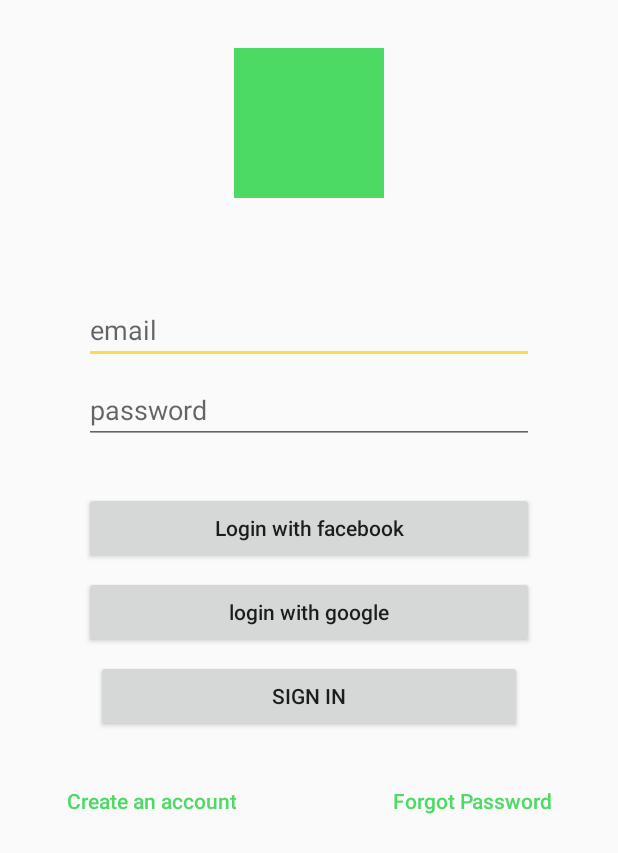
After one commit to arifinfrds/Android-CaTo, an Android app: the layout activity_sign_in.xml on its own in the app's theme, with its tools: preview values and no code run, on a phone screen of 412 x 824 dp. The commit adds this screen. Shown: the top 853 px of the screen. Run offline under Robolectric (Android 15) with nearby library versions, the light colour scheme and no system bars.

Commit message:
selesai fondasi sign in screen

```diff
--- a/app/build.gradle
+++ b/app/build.gradle
@@ -29,8 +29,8 @@ dependencies {
     compile 'com.android.support:design:25.3.0'
     compile 'com.android.support.constraint:constraint-layout:1.0.0-beta2'
     compile 'com.google.android.gms:play-services-maps:10.2.1'
+    compile 'com.google.android.gms:play-services-location:10.2.1'
     testCompile 'junit:junit:4.12'
-    compile 'com.google.android.gms:play-services-location:10.2.1'
 }
 
 apply plugin: 'com.google.gms.google-services'
--- a/app/src/main/AndroidManifest.xml
+++ b/app/src/main/AndroidManifest.xml
@@ -32,12 +32,6 @@
             android:label="@string/app_name"
             android:theme="@style/AppTheme.NoActionBar">
 
-            <intent-filter>
-                <action android:name="android.intent.action.MAIN" />
-
-                <category android:name="android.intent.category.LAUNCHER" />
-            </intent-filter>
-
         </activity>
         <!--
              The API key for Google Maps-based APIs is defined as a string resource.
@@ -51,6 +45,18 @@
             android:name="com.google.android.geo.API_KEY"
             android:value="@string/google_maps_key" />
 
+        <activity
+            android:name=".SignInActivity"
+            android:label="@string/title_activity_sign_in"
+            android:theme="@style/AppTheme.NoActionBar">
+
+            <intent-filter>
+                <action android:name="android.intent.action.MAIN" />
+
+                <category android:name="android.intent.category.LAUNCHER" />
+            </intent-filter>
+
+        </activity>
     </application>
 
 </manifest>
--- /dev/null
+++ b/app/src/main/java/com/example/arifinfirdaus/cato/SignInActivity.java
@@ -0,0 +1,69 @@
+package com.example.arifinfirdaus.cato;
+
+import android.os.Bundle;
+import android.support.v7.app.AppCompatActivity;
+import android.view.View;
+import android.widget.Button;
+import android.widget.EditText;
+import android.widget.Toast;
+
+
+public class SignInActivity extends AppCompatActivity implements View.OnClickListener {
+
+    private EditText etEmail;
+    private EditText etPassword;
+
+    private Button btnLoginFacebook;
+    private Button btnLoginGoogle;
+    private Button btnSignIn;
+
+    private Button btnCreateAccount;
+    private Button btnForgotPassword;
+
+    @Override
+    protected void onCreate(Bundle savedInstanceState) {
+        super.onCreate(savedInstanceState);
+        setContentView(R.layout.activity_sign_in);
+
+        etEmail = (EditText) findViewById(R.id.et_email);
+        etPassword = (EditText) findViewById(R.id.et_passowrd);
+
+        btnLoginFacebook = (Button) findViewById(R.id.btn_login_facebook);
+        btnLoginGoogle = (Button) findViewById(R.id.btn_login_google);
+        btnSignIn = (Button) findViewById(R.id.btn_sign_in);
+
+        btnCreateAccount = (Button) findViewById(R.id.btn_create_account);
+        btnForgotPassword = (Button) findViewById(R.id.btn_forgot_password);
+
+        btnLoginFacebook.setOnClickListener(this);
+        btnLoginGoogle.setOnClickListener(this);
+        btnSignIn.setOnClickListener(this);
+        btnCreateAccount.setOnClickListener(this);
+        btnForgotPassword.setOnClickListener(this);
+
+    }
+
+    // click view
+    @Override
+    public void onClick(View v) {
+        switch (v.getId()) {
+            case R.id.btn_login_facebook:
+                Toast.makeText(this, "btn_login_facebook", Toast.LENGTH_SHORT).show();
+                break;
+            case R.id.btn_login_google:
+                Toast.makeText(this, "btn_login_google", Toast.LENGTH_SHORT).show();
+                break;
+            case R.id.btn_sign_in:
+                Toast.makeText(this, "btn_sign_in", Toast.LENGTH_SHORT).show();
+                break;
+            case R.id.btn_create_account:
+                Toast.makeText(this, "btn_create_account", Toast.LENGTH_SHORT).show();
+                break;
+            case R.id.btn_forgot_password:
+                Toast.makeText(this, "btn_forgot_password", Toast.LENGTH_SHORT).show();
+                break;
+            default:
+                break;
+        }
+    }
+}
--- /dev/null
+++ b/app/src/main/res/layout/activity_sign_in.xml
@@ -0,0 +1,18 @@
+<?xml version="1.0" encoding="utf-8"?>
+<android.support.design.widget.CoordinatorLayout xmlns:android="http://schemas.android.com/apk/res/android"
+    xmlns:app="http://schemas.android.com/apk/res-auto"
+    xmlns:tools="http://schemas.android.com/tools"
+    android:layout_width="match_parent"
+    android:layout_height="match_parent"
+    tools:context="com.example.arifinfirdaus.cato.SignInActivity">
+
+    <android.support.design.widget.AppBarLayout
+        android:layout_width="match_parent"
+        android:layout_height="wrap_content"
+        android:theme="@style/AppTheme.AppBarOverlay">
+
+    </android.support.design.widget.AppBarLayout>
+
+    <include layout="@layout/content_sign_in" />
+
+</android.support.design.widget.CoordinatorLayout>
--- /dev/null
+++ b/app/src/main/res/layout/content_sign_in.xml
@@ -0,0 +1,138 @@
+<?xml version="1.0" encoding="utf-8"?>
+<android.support.constraint.ConstraintLayout xmlns:android="http://schemas.android.com/apk/res/android"
+    xmlns:app="http://schemas.android.com/apk/res-auto"
+    xmlns:tools="http://schemas.android.com/tools"
+    android:layout_width="match_parent"
+    android:layout_height="match_parent"
+    android:layout_marginLeft="16dp"
+    android:layout_marginRight="16dp"
+    app:layout_behavior="@string/appbar_scrolling_view_behavior"
+    tools:context="com.example.arifinfirdaus.cato.SignInActivity"
+    tools:showIn="@layout/activity_sign_in">
+
+
+    <ImageView
+        android:id="@+id/imageView2"
+        android:layout_width="100dp"
+        android:layout_height="100dp"
+        android:layout_marginEnd="32dp"
+        android:layout_marginLeft="32dp"
+        android:layout_marginRight="32dp"
+        android:layout_marginStart="32dp"
+        android:layout_marginTop="32dp"
+        android:background="@color/colorPrimary"
+        app:layout_constraintLeft_toLeftOf="parent"
+        app:layout_constraintRight_toRightOf="parent"
+        app:layout_constraintTop_toTopOf="parent" />
+
+
+    <EditText
+        android:id="@+id/et_email"
+        android:layout_width="0dp"
+        android:layout_height="wrap_content"
+        android:layout_marginEnd="@dimen/sign_in_compomponents_margin_content"
+        android:layout_marginLeft="@dimen/sign_in_compomponents_margin_content"
+        android:layout_marginRight="@dimen/sign_in_compomponents_margin_content"
+        android:layout_marginStart="@dimen/sign_in_compomponents_margin_content"
+        android:layout_marginTop="65dp"
+        android:hint="email"
+        android:inputType="textEmailAddress"
+        app:layout_constraintHorizontal_bias="0.0"
+        app:layout_constraintLeft_toLeftOf="parent"
+        app:layout_constraintRight_toRightOf="parent"
+        app:layout_constraintTop_toBottomOf="@id/imageView2" />
+
+    <EditText
+        android:id="@+id/et_passowrd"
+        android:layout_width="0dp"
+        android:layout_height="wrap_content"
+        android:layout_marginEnd="@dimen/sign_in_compomponents_margin_content"
+        android:layout_marginLeft="@dimen/sign_in_compomponents_margin_content"
+        android:layout_marginRight="@dimen/sign_in_compomponents_margin_content"
+        android:layout_marginStart="@dimen/sign_in_compomponents_margin_content"
+        android:layout_marginTop="8dp"
+        android:hint="password"
+        android:inputType="textPassword"
+        app:layout_constraintLeft_toLeftOf="parent"
+        app:layout_constraintRight_toRightOf="parent"
+        app:layout_constraintTop_toBottomOf="@id/et_email" />
+
+    <Button
+        android:id="@+id/btn_login_facebook"
+        style="@style/Widget.AppCompat.Button"
+        android:layout_width="0dp"
+        android:layout_height="wrap_content"
+
+        android:layout_marginEnd="@dimen/sign_in_compomponents_margin_content"
+        android:layout_marginLeft="@dimen/sign_in_compomponents_margin_content"
+        android:layout_marginRight="@dimen/sign_in_compomponents_margin_content"
+        android:layout_marginStart="@dimen/sign_in_compomponents_margin_content"
+        android:layout_marginTop="32dp"
+        android:text="Login with facebook"
+        android:textAllCaps="false"
+        app:layout_constraintHorizontal_bias="0.0"
+        app:layout_constraintLeft_toLeftOf="parent"
+        app:layout_constraintRight_toRightOf="parent"
+        app:layout_constraintTop_toBottomOf="@id/et_passowrd" />
+
+    <Button
+        android:id="@+id/btn_login_google"
+        style="@style/Widget.AppCompat.Button"
+        android:layout_width="0dp"
+        android:layout_height="wrap_content"
+        android:layout_marginEnd="@dimen/sign_in_compomponents_margin_content"
+        android:layout_marginLeft="@dimen/sign_in_compomponents_margin_content"
+        android:layout_marginRight="@dimen/sign_in_compomponents_margin_content"
+        android:layout_marginStart="@dimen/sign_in_compomponents_margin_content"
+        android:layout_marginTop="8dp"
+        android:text="login with google"
+        android:textAllCaps="false"
+        app:layout_constraintLeft_toLeftOf="parent"
+        app:layout_constraintRight_toRightOf="parent"
+        app:layout_constraintTop_toBottomOf="@id/btn_login_facebook" />
+
+    <Button
+        android:id="@+id/btn_sign_in"
+        android:layout_width="0dp"
+        android:layout_height="wrap_content"
+        android:layout_marginEnd="8dp"
+        android:layout_marginLeft="8dp"
+        android:layout_marginRight="8dp"
+        android:layout_marginStart="8dp"
+        android:layout_marginTop="8dp"
+        android:text="Sign In"
+        app:layout_constraintHorizontal_bias="0.0"
+        app:layout_constraintLeft_toLeftOf="@id/btn_login_google"
+        app:layout_constraintRight_toRightOf="@id/btn_login_google"
+        app:layout_constraintTop_toBottomOf="@id/btn_login_google" />
+
+    <Button
+        android:id="@+id/btn_forgot_password"
+        style="@style/Widget.AppCompat.Button.Borderless.Colored"
+        android:layout_width="wrap_content"
+        android:layout_height="wrap_content"
+        android:layout_marginEnd="16dp"
+        android:layout_marginRight="16dp"
+        android:layout_marginTop="22dp"
+        android:text="Forgot Password"
+        android:textAllCaps="false"
+        android:textColor="@color/colorPrimary"
+        app:layout_constraintRight_toRightOf="parent"
+        app:layout_constraintTop_toBottomOf="@id/btn_sign_in" />
+
+    <Button
+        android:id="@+id/btn_create_account"
+        style="@style/Widget.AppCompat.Button.Borderless.Colored"
+        android:layout_width="wrap_content"
+        android:layout_height="wrap_content"
+        android:layout_marginLeft="16dp"
+        android:layout_marginStart="16dp"
+        android:layout_marginTop="22dp"
+        android:text="Create an account"
+        android:textAllCaps="false"
+        android:textColor="@color/colorPrimary"
+        app:layout_constraintLeft_toLeftOf="parent"
+        app:layout_constraintTop_toBottomOf="@id/btn_sign_in" />
+
+
+</android.support.constraint.ConstraintLayout>
--- a/app/src/main/res/values/dimens.xml
+++ b/app/src/main/res/values/dimens.xml
@@ -5,4 +5,6 @@
     <dimen name="nav_header_vertical_spacing">16dp</dimen>
     <dimen name="nav_header_height">160dp</dimen>
     <dimen name="fab_margin">16dp</dimen>
+
+    <dimen name="sign_in_compomponents_margin_content">40dp</dimen>
 </resources>
--- a/app/src/main/res/values/strings.xml
+++ b/app/src/main/res/values/strings.xml
@@ -12,5 +12,6 @@
     <string name="map_type_terrain">Terrain</string>
     <string name="map_type_satellite">Satellite</string>
     <string name="map_type_hybrid">Hybrid</string>
+    <string name="title_activity_sign_in">SignInActivity</string>
 
 </resources>
```
